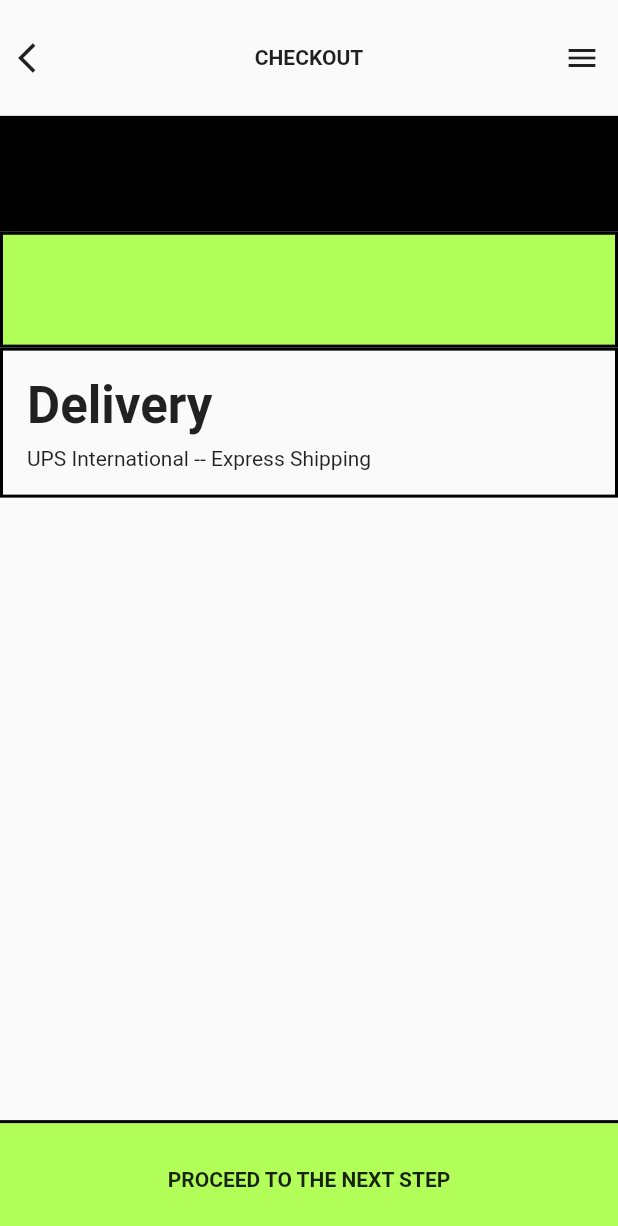
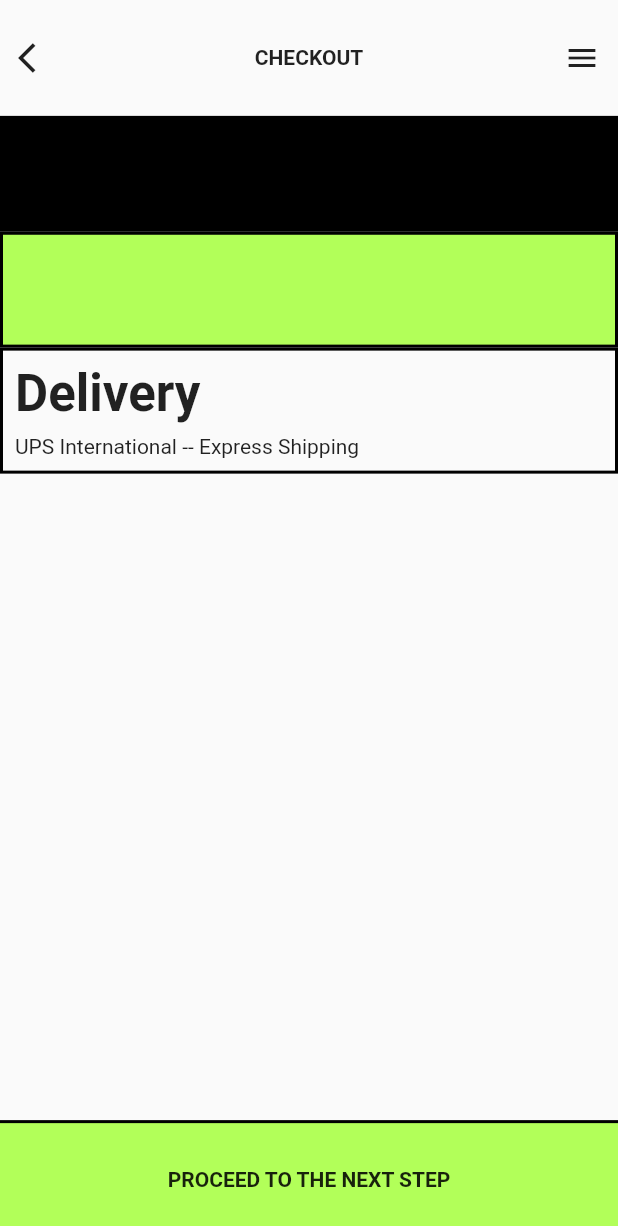
Before and after one commit to JAICHANGPARK/flutter_notebook_8th_story, a Flutter app: the screen it shows after launch, on a phone screen of 412 x 824 dp. Shown: the top 1226 px of the screen. Run offline on Flutter 3.47's test engine with Material 2 defaults, Android fonts, the phone set to English and light mode, and no system bars; our stand-ins replace google_fonts; Roboto replaces fonts that are missing (Alata).

Commit message:
Update fashion_store_page.dart

```diff
--- a/lib/ep561_fashion_store_app/fashion_store_page.dart
+++ b/lib/ep561_fashion_store_app/fashion_store_page.dart
@@ -57,7 +57,7 @@ class _FashionMainPageState extends State<FashionMainPage> {
                         border: Border.all(color: Colors.black,
                         width: 2)
                       ),
-                      padding: EdgeInsets.all(16),
+                      padding: EdgeInsets.symmetric(horizontal: 8, vertical: 8),
                       child: Row(
                         children: [
                           Column(
```
